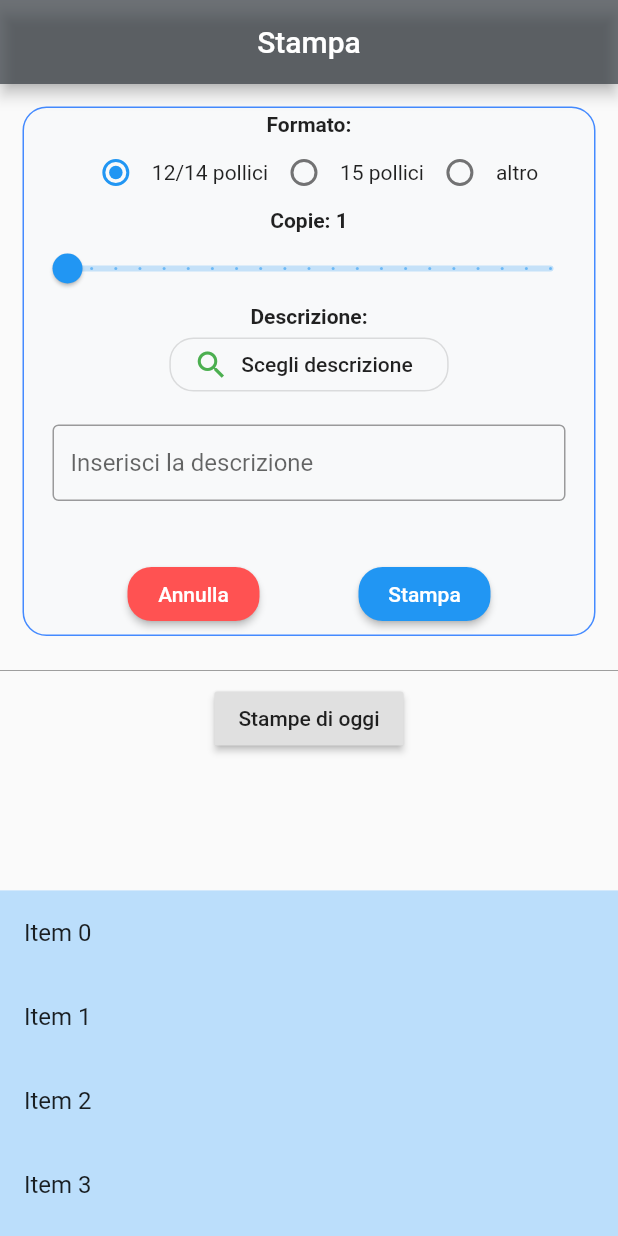
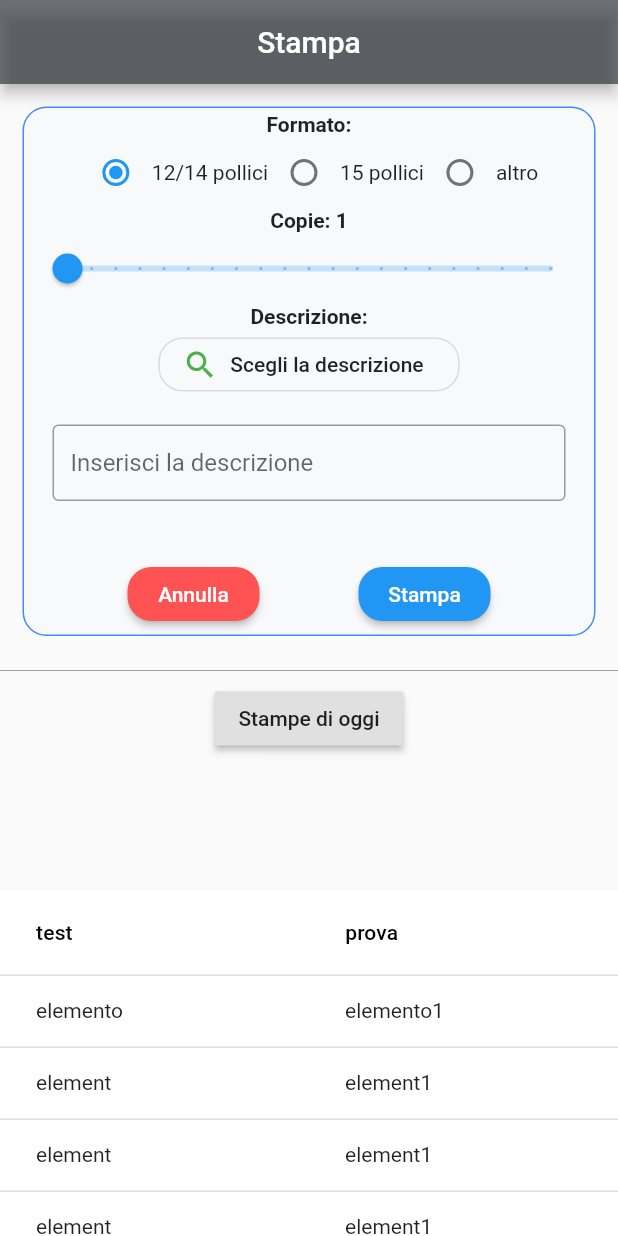
Before and after one commit to nikzanda/Stampa_app, a Flutter app: the screen it shows after launch, on a phone screen of 412 x 824 dp. Run offline on Flutter 3.47's test engine with Material 2 defaults, Android fonts, the phone set to English and light mode, and no system bars; missing offline and left inert: flutter_config.

Commit message:
DataTable dentro DraggableScrollableSheet

```diff
--- a/lib/screens/Stampa.dart
+++ b/lib/screens/Stampa.dart
@@ -241,7 +241,7 @@ class _StampaState extends State<Stampa> {
                                           left: 8,
                                           right: 8,
                                         ),
-                                        child: Text("Scegli descrizione"),
+                                        child: Text("Scegli la descrizione"),
                                       ),
                                     ],
                                   ),
@@ -326,33 +326,55 @@ class _StampaState extends State<Stampa> {
               builder:
                   (BuildContext context, ScrollController scrollController) {
                 return Container(
-                  color: Colors.blue[100],
-                  child:
-                      // DataTable(
-                      //   columns: <DataColumn>[
-                      //     DataColumn(label: Text("test")),
-                      //     DataColumn(label: Text("prova")),
-                      //   ],
-                      //   rows: <DataRow>[
-                      //     DataRow(
-                      //       cells: <DataCell>[
-                      //         DataCell(Text("elemento")),
-                      //         DataCell(Text("elemento1")),
-                      //       ],
-                      //     ),
-                      //     DataRow(
-                      //       cells: <DataCell>[
-                      //         DataCell(Text("element")),
-                      //         DataCell(Text("element1")),
-                      //       ],
-                      //     ),
-                      //   ],
-                      // ),
-                      ListView.builder(
+                  color: Colors.white,
+                  child: ListView.builder(
                     controller: scrollController,
-                    itemCount: 25,
+                    // itemCount: 25,
+                    // itemBuilder: (BuildContext context, int index) {
+                    //   return ListTile(title: Text('Item $index'));
+                    // },
+                    itemCount: 1,
                     itemBuilder: (BuildContext context, int index) {
-                      return ListTile(title: Text('Item $index'));
+                      return SingleChildScrollView(
+                        child: DataTable(
+                          columns: <DataColumn>[
+                            DataColumn(label: Text("test")),
+                            DataColumn(label: Text("prova")),
+                          ],
+                          rows: <DataRow>[
+                            DataRow(
+                              cells: <DataCell>[
+                                DataCell(Text("elemento")),
+                                DataCell(Text("elemento1")),
+                              ],
+                            ),
+                            DataRow(
+                              cells: <DataCell>[
+                                DataCell(Text("element")),
+                                DataCell(Text("element1")),
+                              ],
+                            ),
+                            DataRow(
+                              cells: <DataCell>[
+                                DataCell(Text("element")),
+                                DataCell(Text("element1")),
+                              ],
+                            ),
+                            DataRow(
+                              cells: <DataCell>[
+                                DataCell(Text("element")),
+                                DataCell(Text("element1")),
+                              ],
+                            ),
+                            DataRow(
+                              cells: <DataCell>[
+                                DataCell(Text("element")),
+                                DataCell(Text("element1")),
+                              ],
+                            ),
+                          ],
+                        ),
+                      );
                     },
                   ),
                 );
```
